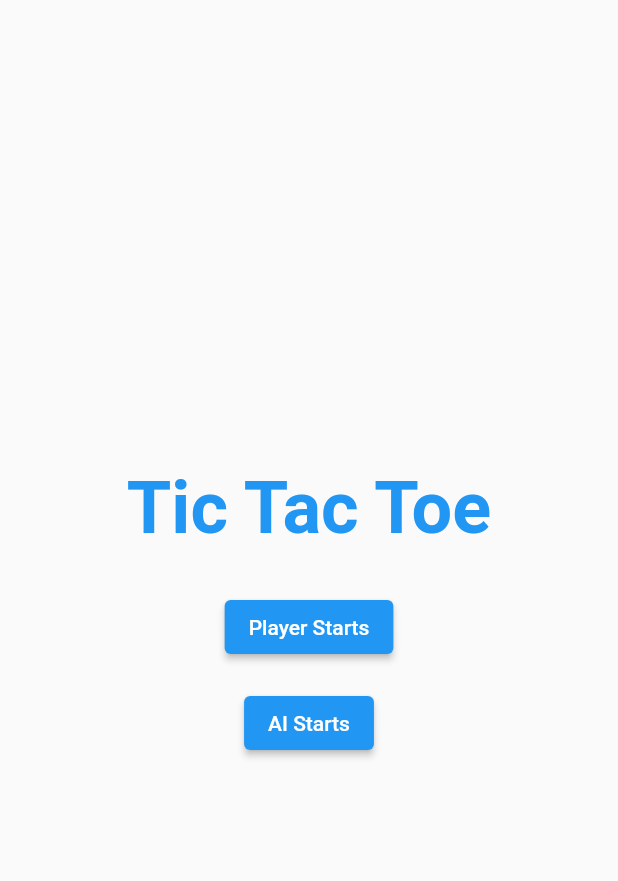
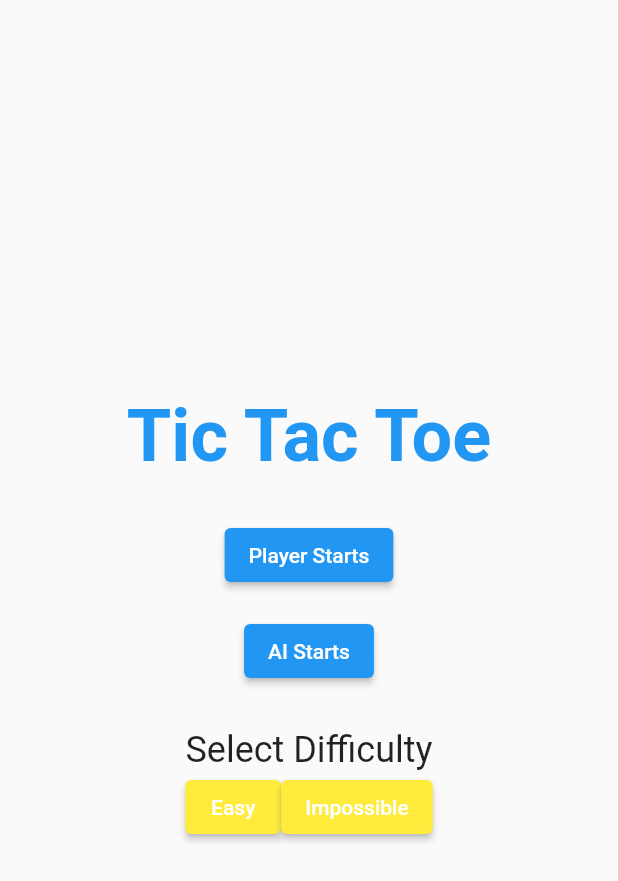
Before and after one commit to FairyEvilMoon/tictactoe, a Flutter app: the screen it shows after launch, on a phone screen of 412 x 824 dp. Shown: the top 881 px of the screen. Run offline on Flutter 3.47's test engine with Material 2 defaults, Android fonts, the phone set to English and light mode, and no system bars.

Commit message:
readjusted ui even more

```diff
--- a/lib/main.dart
+++ b/lib/main.dart
@@ -2,6 +2,10 @@ import 'dart:math';
 import 'package:flutter/material.dart';
 
 void main() => runApp(MyApp());
+
+enum Difficulty { easy, impossible }
+
+Difficulty? selectedDifficulty;
 
 class MyApp extends StatelessWidget {
   @override
@@ -27,6 +31,13 @@ class _TicTacToePageState extends State<TicTacToePage> {
   bool gameOver = false;
   bool playerStarts = true;
   bool isGameStarted = false;
+  Difficulty _difficulty = Difficulty.easy; // Default to easy
+
+  void _setDifficulty(Difficulty difficulty) {
+    setState(() {
+      _difficulty = difficulty;
+    });
+  }
 
   void _startGame(bool playerFirst) {
     setState(() {
@@ -54,6 +65,23 @@ class _TicTacToePageState extends State<TicTacToePage> {
   }
 
   void _aiMove() {
+    if (selectedDifficulty == Difficulty.easy) {
+      _aiMoveEasy();
+    } else {
+      _aiMoveImpossible();
+    }
+  }
+
+  void _aiMoveEasy() {
+    var emptySpots =
+        List.generate(9, (i) => i).where((i) => board[i] == '').toList();
+    if (emptySpots.isNotEmpty) {
+      final randomIndex = Random().nextInt(emptySpots.length);
+      board[emptySpots[randomIndex]] = 'O';
+    }
+  }
+
+  void _aiMoveImpossible() {
     int bestVal = -1000;
     int bestMove = -1;
 
@@ -208,6 +236,12 @@ class _TicTacToePageState extends State<TicTacToePage> {
     }
   }
 
+  void _selectDifficulty(Difficulty difficulty) {
+    setState(() {
+      selectedDifficulty = difficulty;
+    });
+  }
+
   Widget _buildCell(int index) {
     return GestureDetector(
       onTap: () => _handleTap(index),
@@ -242,32 +276,56 @@ class _TicTacToePageState extends State<TicTacToePage> {
         // Removing the AppBar
         body: !isGameStarted
             ? Center(
-                // Main menu with title
                 child: Column(
                   mainAxisSize: MainAxisSize.min,
                   children: <Widget>[
                     Text(
                       'Tic Tac Toe',
                       style: TextStyle(
-                        fontSize: 48.0, // Large font size for the title
-                        fontWeight: FontWeight.bold,
-                        color: Colors.blue, // Color of the title
-                      ),
+                          fontSize: 48.0,
+                          fontWeight: FontWeight.bold,
+                          color: Colors.blue),
                     ),
-                    SizedBox(height: 20), // Spacing between title and buttons
+                    SizedBox(height: 20),
                     Padding(
-                      padding: const EdgeInsets.all(8.0),
+                      padding: const EdgeInsets.symmetric(vertical: 8.0),
                       child: ElevatedButton(
                         onPressed: () => _startGame(true),
                         child: Text('Player Starts'),
                       ),
                     ),
                     Padding(
-                      padding: const EdgeInsets.all(8.0),
+                      padding: const EdgeInsets.symmetric(vertical: 8.0),
                       child: ElevatedButton(
                         onPressed: () => _startGame(false),
                         child: Text('AI Starts'),
                       ),
+                    ),
+                    SizedBox(height: 20),
+                    Text('Select Difficulty', style: TextStyle(fontSize: 24)),
+                    Row(
+                      mainAxisAlignment: MainAxisAlignment.center,
+                      children: <Widget>[
+                        ElevatedButton(
+                          onPressed: () => _selectDifficulty(Difficulty.easy),
+                          child: Text('Easy'),
+                          style: ElevatedButton.styleFrom(
+                            primary: selectedDifficulty == Difficulty.easy
+                                ? Colors.red
+                                : Colors.yellow,
+                          ),
+                        ),
+                        ElevatedButton(
+                          onPressed: () =>
+                              _selectDifficulty(Difficulty.impossible),
+                          child: Text('Impossible'),
+                          style: ElevatedButton.styleFrom(
+                            primary: selectedDifficulty == Difficulty.impossible
+                                ? Colors.red
+                                : Colors.yellow,
+                          ),
+                        ),
+                      ],
                     ),
                   ],
                 ),
```
